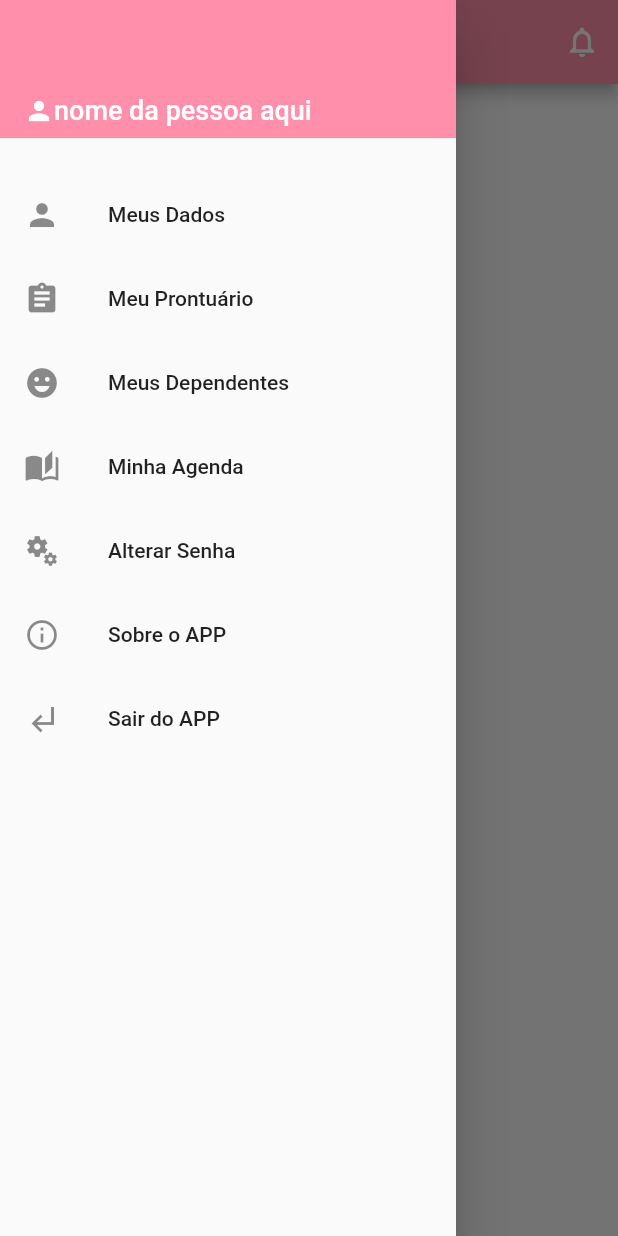
After one commit to PedroPrazz/projetinho, a Flutter app: the HomePage screen opened directly, with the side drawer open, on a phone screen of 412 x 824 dp. The commit adds this screen. Run offline on Flutter 3.47's test engine with Material 2 defaults, Android fonts, the light colour scheme and no system bars; our stand-ins replace animated_text_kit, flutter_secure_storage; missing offline and left inert: dart:js_interop; accounts and stored records are empty.

Commit message:
adaptando layout

```diff
--- /dev/null
+++ b/lib/api/service/getFindbyIDService.dart
@@ -0,0 +1,39 @@
+import 'dart:convert';
+import 'package:http/http.dart' as http;
+import 'package:flutter_secure_storage/flutter_secure_storage.dart';
+import '../../model/pessoa.dart';
+
+final storage = FlutterSecureStorage();
+class GetFindbyIDService {
+  static Future<Pessoa> getFindbyID() async {
+
+    String? idPessoa = await storage.read(key: 'user_id');
+    String? token = await storage.read(key: 'token');
+    final url = Uri.parse('http://prognosticare.ddns.net:8085/register-person/find/$idPessoa');
+
+    try {
+      final response = await http.get(
+        url,
+        headers: {'Content-Type': 'application/json',
+        'Authorization': 'Bearer $token',
+      },
+
+      );
+
+      if (response.statusCode == 200) {
+        Map<String, dynamic> jsonData = json.decode(response.body);
+
+        Pessoa pessoa = Pessoa.fromJson(jsonData);
+        // print(pessoa.nome);
+        return pessoa;
+
+      } else {
+        print('Response Status Code: ${response.statusCode}');
+        throw Exception('DSFDSFDF');
+      }
+    } catch (e) {
+      print('Error: $e');
+        throw Exception('DSFDSFDF');
+    }
+  }
+}
--- /dev/null
+++ b/lib/model/pessoa.dart
@@ -0,0 +1,87 @@
+class Pessoa {
+  String pessoaId;
+  String nome;
+  String cpf;
+  String? contato;
+  String dataNascimento;
+  String? tipoSanguineo;
+  bool? alergia;
+  String? tipoAlergia;
+  bool? tipoResponsavel;
+  String? cartaoNacional;
+  String? cartaoPlanoSaude;
+
+  Pessoa({
+    required this.pessoaId,
+    required this.nome,
+    required this.cpf,
+    required this.contato,
+    required this.dataNascimento,
+    required this.tipoSanguineo,
+    required this.alergia,
+    required this.tipoAlergia,
+    required this.tipoResponsavel,
+    required this.cartaoNacional,
+    required this.cartaoPlanoSaude,
+  });
+
+  Pessoa copyWith({
+    String? pessoaId,
+    String? nome,
+    String? cpf,
+    String? contato,
+    String? dataNascimento,
+    String? tipoSanguineo,
+    bool? alergia,
+    String? tipoAlergia,
+    bool? tipoResponsavel,
+    String? cartaoNacional,
+    String? cartaoPlanoSaude,
+  }) {
+    return Pessoa(
+      pessoaId: pessoaId ?? this.pessoaId,
+      nome: nome ?? this.nome,
+      cpf: cpf ?? this.cpf,
+      contato: contato ?? this.contato,
+      dataNascimento: dataNascimento ?? this.dataNascimento,
+      tipoSanguineo: tipoSanguineo ?? this.tipoSanguineo,
+      alergia: alergia ?? this.alergia,
+      tipoAlergia: tipoAlergia ?? this.tipoAlergia,
+      tipoResponsavel: tipoResponsavel ?? this.tipoResponsavel,
+      cartaoNacional: cartaoNacional ?? this.cartaoNacional,
+      cartaoPlanoSaude: cartaoPlanoSaude ?? this.cartaoPlanoSaude,
+    );
+  }
+
+  factory Pessoa.fromJson(Map<String, dynamic> json) {
+    return Pessoa(
+      pessoaId: json['pessoa_id'],
+      nome: json['nome'],
+      cpf: json['cpf'],
+      contato: json['contato'],
+      dataNascimento: json['dataNascimento'],
+      tipoSanguineo: json['tipoSanguineo'],
+      alergia: json['alergia'],
+      tipoAlergia: json['tipoAlergia'],
+      tipoResponsavel: json['tipoResponsavel'],
+      cartaoNacional: json['cartaoNacional'],
+      cartaoPlanoSaude: json['cartaoPlanoSaude'],
+    );
+  }
+
+  Map<String, dynamic> toJson() {
+    return {
+      'pessoa_id': pessoaId,
+      'nome': nome,
+      'cpf': cpf,
+      'contato': contato,
+      'dataNascimento': dataNascimento,
+      'tipoSanguineo': tipoSanguineo,
+      'alergia': alergia,
+      'tipoAlergia': tipoAlergia,
+      'tipoResponsavel': tipoResponsavel,
+      'cartaoNacional': cartaoNacional,
+      'cartaoPlanoSaude': cartaoPlanoSaude,
+    };
+  }
+}
--- a/lib/src/auth/components/custom_text_field.dart
+++ b/lib/src/auth/components/custom_text_field.dart
@@ -4,12 +4,14 @@ class CustomTextField extends StatefulWidget {
   final IconData icon;
   final String label;
   final bool isSecret;
+  final TextEditingController? controller;
 
   const CustomTextField({
     Key? key,
     required this.icon,
     required this.label,
     this.isSecret = false,
+    this.controller,
   }) : super(key: key);
 
   @override
@@ -30,6 +32,7 @@ class _CustomTextFieldState extends State<CustomTextField> {
     return Padding(
       padding: const EdgeInsets.only(bottom: 15),
       child: TextFormField(
+        controller: widget.controller,
         obscureText: isObscure,
         decoration: InputDecoration(
           prefixIcon: Icon(widget.icon),
--- /dev/null
+++ b/lib/src/auth/homePage.dart
@@ -0,0 +1,146 @@
+import 'dart:js_interop';
+
+import 'package:flutter/material.dart';
+import '../../api/service/getFindbyIDService.dart';
+import '../../model/pessoa.dart';
+
+// class Event {
+//   final String name;
+//   final String eventType;
+//   final DateTime dateTime;
+
+//   Event(this.name, this.eventType, this.dateTime);
+// }
+
+class HomePage extends StatelessWidget {
+  final String? cpf;
+  final String? email;
+  final String? password;
+  final String? datanasc;
+
+
+  HomePage({this.cpf, this.email, this.password, this.datanasc});
+
+  // final List<Event> events = [
+  //   Event("Evento 1", "Tipo A", DateTime.now().subtract(Duration(days: 1))),
+  //   Event("Evento 2", "Tipo B", DateTime.now()),
+  //   Event("Evento 3", "Tipo C", DateTime.now().add(Duration(days: 1))),
+  // ];
+
+  // List<Event> getEventsForDay(DateTime day) {
+  //   return events.where((event) =>
+  //       event.dateTime.day == day.day &&
+  //       event.dateTime.month == day.month &&
+  //       event.dateTime.year == day.year).toList();
+  // }
+
+
+  @override
+  Widget build(BuildContext context) {
+    return Scaffold(
+      appBar: AppBar(
+        actions: [
+          IconButton(
+            icon: Icon(Icons.notifications_none),
+            onPressed: () {
+            },
+          ),
+        ],
+        title: Text('PrognostiCare'),
+        backgroundColor: Color.fromRGBO(255, 143, 171, 1),
+        foregroundColor: Colors.white,
+        centerTitle: true,
+      ),
+      drawer: Drawer(
+        child: ListView(
+          children: [
+            Container(
+              height: 100,
+              child: DrawerHeader(
+                  decoration: BoxDecoration(
+                    color: Color.fromRGBO(255, 143, 171, 1),
+                  ),
+                  child: Row(
+                    crossAxisAlignment: CrossAxisAlignment.end,
+                    children: [
+                      Icon(
+                        Icons.person,
+                        color: Colors.white,
+                        size: 20,
+                      ),
+                      SizedBox(height: 8),
+                      Text(
+                        'nome da pessoa aqui',
+                        style: TextStyle(
+                          color: Colors.white,
+                          fontSize: 18,
+                        ),
+                      ),
+                    ],
+                  )),
+            ),
+            SizedBox(height: 15),
+            ListTile(
+              leading: Icon(Icons.person),
+              title: Text('Meus Dados'),
+              onTap: () async {
+                 Pessoa pessoa = await GetFindbyIDService.getFindbyID();
+                 print(GetFindbyIDService.getFindbyID());
+                 if (pessoa.isUndefinedOrNull){
+                  print('Não tem pessoa Cadastrada');
+                 }else{
+                  // Navigator.push(context, MaterialPageRoute(builder: (context) => MyProfile(pessoa: pessoa)));
+                 }
+
+              },
+            ),
+            ListTile(
+              leading: Icon(Icons.assignment),
+              title: Text('Meu Prontuário'),
+              onTap: () {
+              },
+            ),
+            ListTile(
+              leading: Icon(Icons.emoji_emotions),
+              title: Text('Meus Dependentes'),
+              onTap: () {
+              },
+            ),
+            ListTile(
+              leading: Icon(Icons.auto_stories),
+              title: Text('Minha Agenda'),
+              onTap: () {
+              },
+            ),
+            ListTile(
+              leading: Icon(Icons.miscellaneous_services),
+              title: Text('Alterar Senha'),
+              onTap: () {
+                // Navigator.push(context, MaterialPageRoute(builder: (context) => ChangePassword()));
+              },
+            ),
+            ListTile(
+              leading: Icon(Icons.info_outline),
+              title: Text('Sobre o APP'),
+              onTap: () {
+              },
+            ),
+            ListTile(
+              leading: Icon(Icons.subdirectory_arrow_left),
+              title: Text('Sair do APP'),
+              onTap: () {
+                // Navigator.pushAndRemoveUntil(context, MaterialPageRoute(builder: (context) => LoginPage()), (route) => false);
+              },
+            ),
+          ],
+        ),
+      ),
+      body: Center(
+        child: Column(
+          mainAxisAlignment: MainAxisAlignment.center,
+          crossAxisAlignment: CrossAxisAlignment.center,
+        ),
+      ),
+    );
+  }
+}
--- a/pubspec.yaml
+++ b/pubspec.yaml
@@ -40,7 +40,9 @@ dependencies:
 dev_dependencies:
   flutter_test:
     sdk: flutter
-
+  http:
+  flutter_secure_storage: ^5.0.3
+  get:
   # The "flutter_lints" package below contains a set of recommended lints to
   # encourage good coding practices. The lint set provided by the package is
   # activated in the `analysis_options.yaml` file located at the root of your
```
Also changed, not shown: lib/api/service/loginService.dart (added, +48 -0 lines), lib/src/auth/sign_in_screen.dart (+37 -5 lines), pubspec.lock, 5 other files.
